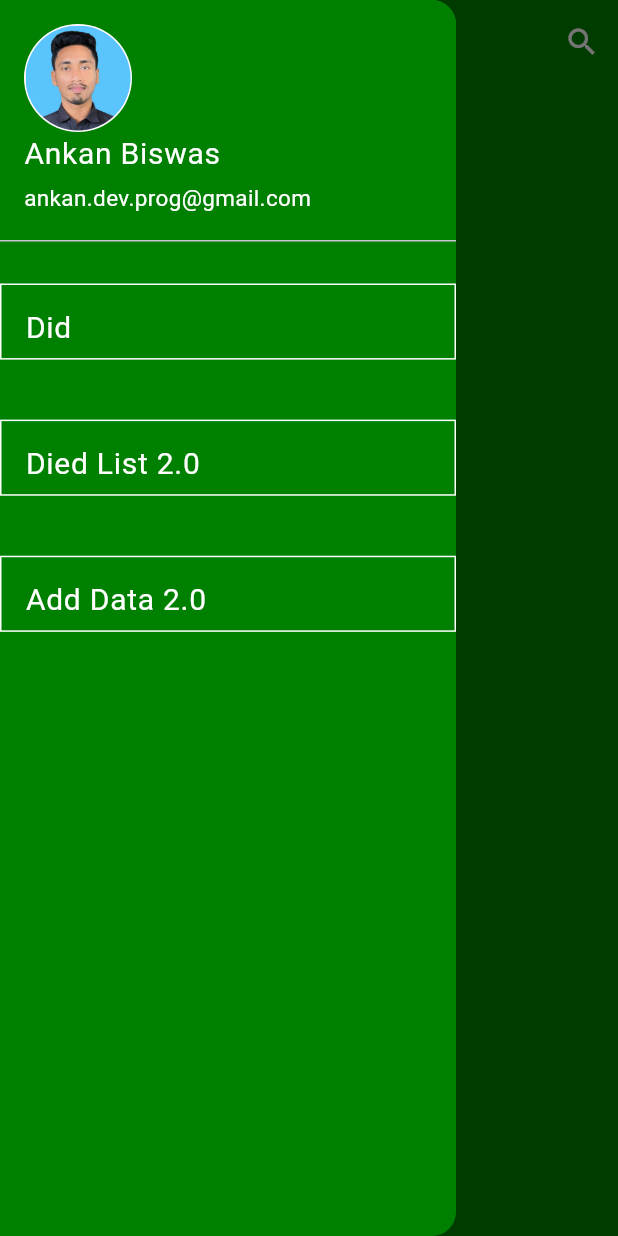
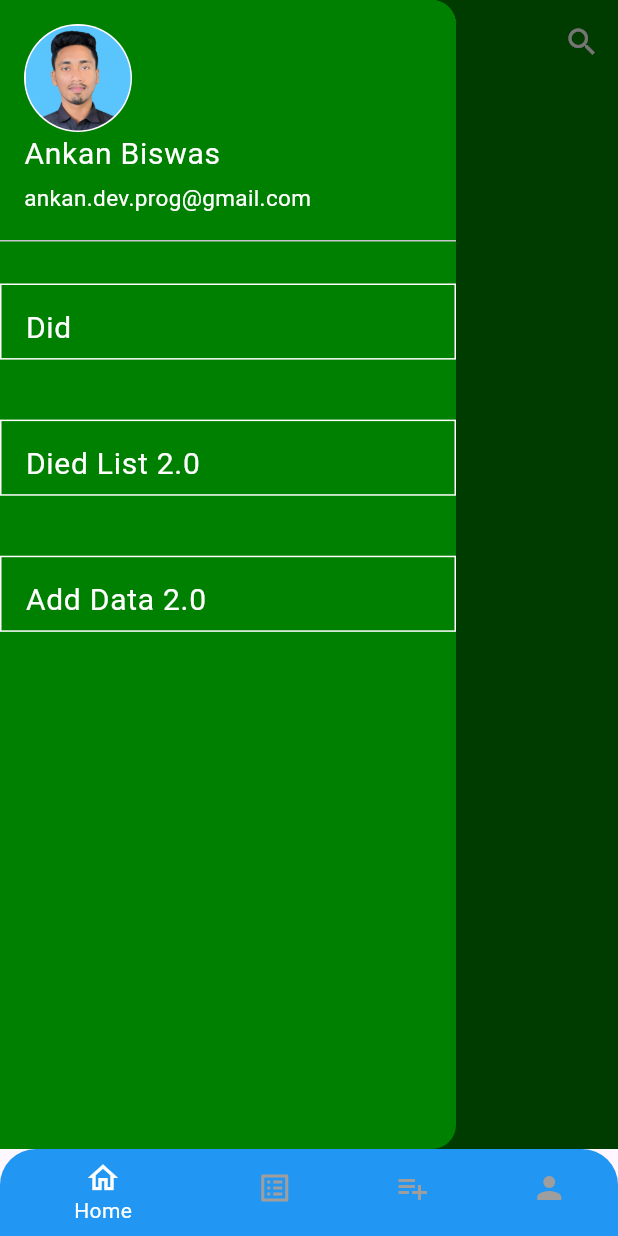
Before and after one commit to Ankan121/Bangladesh-2.0-App, a Flutter app: the screen it shows after launch, with the side drawer open, on a phone screen of 412 x 824 dp. Run offline on Flutter 3.47's test engine with Material 2 defaults, Android fonts, the light colour scheme and no system bars; our stand-ins replace flutter_screenutil, get.

Commit message:
navigationbar and home screen

```diff
--- /dev/null
+++ b/lib/views/navigation_bar/navigation_bar.dart
@@ -0,0 +1,117 @@
+import 'package:bangladesh_2point0/constants/colors.dart';
+import 'package:bangladesh_2point0/views/add_data_screen/add_data_screen.dart';
+import 'package:bangladesh_2point0/views/list_screen/list_screen.dart';
+import 'package:bangladesh_2point0/views/profile_screen/profile_screen.dart';
+import 'package:flutter/material.dart';
+
+import '../home_screen/home_screen.dart';
+
+
+class Navigation_Var extends StatefulWidget {
+  @override
+  _MyHomePageState createState() => _MyHomePageState();
+}
+
+class _MyHomePageState extends State<Navigation_Var> {
+  int _currentIndex = 0;
+  final List<Widget> _screens = [
+    Home_Screen(),
+    List_Screen(),
+    Add_List_Screen(),
+    Profile_Screen(),
+
+  ];
+
+  @override
+  Widget build(BuildContext context) {
+    return Scaffold(
+      body: _screens[_currentIndex],
+      bottomNavigationBar:
+      // ClipRRect(
+      // borderRadius: BorderRadius.only(
+      // topLeft: Radius.circular(30.0),
+      // topRight: Radius.circular(30.0),
+      //           ),
+      //   child: ClipRRect(
+      //     borderRadius: const BorderRadius.only(
+      //       topRight: Radius.circular(30),
+      //       topLeft: Radius.circular(30),
+      //     ),
+      //         child: BottomNavigationBar(
+      //           type: BottomNavigationBarType.shifting, // Shifting
+      //           selectedItemColor: Colors.white,
+      //           unselectedItemColor: Colors.grey,
+      //           items: [
+      //             BottomNavigationBarItem(
+      //               icon: Icon(Icons.home_outlined),
+      //               label: 'Home',
+      //               backgroundColor: Colors.cyan, // <-- This works for shifting
+      //             ),
+      //             BottomNavigationBarItem(
+      //               icon: Icon(Icons.list_alt),
+      //               label: 'List',
+      //               backgroundColor: Colors.green, // <-- This works for shifting
+      //             ),
+      //             BottomNavigationBarItem(
+      //               icon: Icon(Icons.playlist_add),
+      //               label: 'Add List',
+      //               backgroundColor: Colors.green, // <-- This works for shifting
+      //             ),
+      //             BottomNavigationBarItem(
+      //               icon: Icon(Icons.person),
+      //               label: 'Profile',
+      //               backgroundColor: Colors.green, // <-- This works for shifting
+      //             ),
+      //           ],
+      //         ),
+      //       ),
+      // ),
+      ClipRRect(
+        borderRadius: const BorderRadius.only(
+          topRight: Radius.circular(24),
+          topLeft: Radius.circular(24),
+        ),
+        child: BottomNavigationBar(
+          currentIndex: _currentIndex,
+          onTap: (index) {
+            setState(() {
+              _currentIndex = index;
+            });
+          },
+          type: BottomNavigationBarType.shifting, // Shifting
+          selectedItemColor: Colors.white,
+          unselectedItemColor: Colors.grey,
+          items: [
+            BottomNavigationBarItem(
+              icon: Icon(Icons.home_outlined),
+              label: 'Home',
+              backgroundColor: Colors.blue,
+            ),
+            BottomNavigationBarItem(
+              icon: Icon(Icons.list_alt),
+              label: 'List',
+            ),
+
+            BottomNavigationBarItem(
+              icon: Icon(Icons.playlist_add),
+              label: 'Add List',
+            ),
+
+            BottomNavigationBarItem(
+              icon: Icon(Icons.person),
+              label: 'Profile',
+            ),
+          ],
+          // selectedItemColor: Color(0xff33907C),
+          // unselectedItemColor: Colors.black,
+          // selectedLabelStyle: TextStyle(
+          //   color: Colors.deepOrange,
+          // ),
+          // unselectedLabelStyle: TextStyle(
+          //     color: Colors.redAccent
+          // ),
+        ),
+      ),
+    );
+  }
+}
--- a/lib/views/splash_screens/splash_screen.dart
+++ b/lib/views/splash_screens/splash_screen.dart
@@ -6,6 +6,8 @@ import 'package:flutter/material.dart';
 import 'package:flutter_screenutil/flutter_screenutil.dart';
 import 'package:get/get.dart';
 import 'package:get/get_core/src/get_main.dart';
+
+import '../navigation_bar/navigation_bar.dart';
 
 class Splash_Screen extends StatefulWidget {
   const Splash_Screen({super.key});
@@ -17,7 +19,7 @@ class Splash_Screen extends StatefulWidget {
 class _Splash_ScreenState extends State<Splash_Screen> {
   void initState(){
     Timer(Duration(seconds: 2), () {
-      Get.to<Home_Screen>(Home_Screen());
+      Get.to<Home_Screen>(Navigation_Var());
     });
 
     super.initState();
```
Also changed, not shown: lib/views/add_data_screen/add_data_screen.dart (+17 -0 lines), lib/views/list_screen/list_screen.dart (+17 -0 lines), lib/views/profile_screen/profile_screen.dart (+18 -0 lines).
